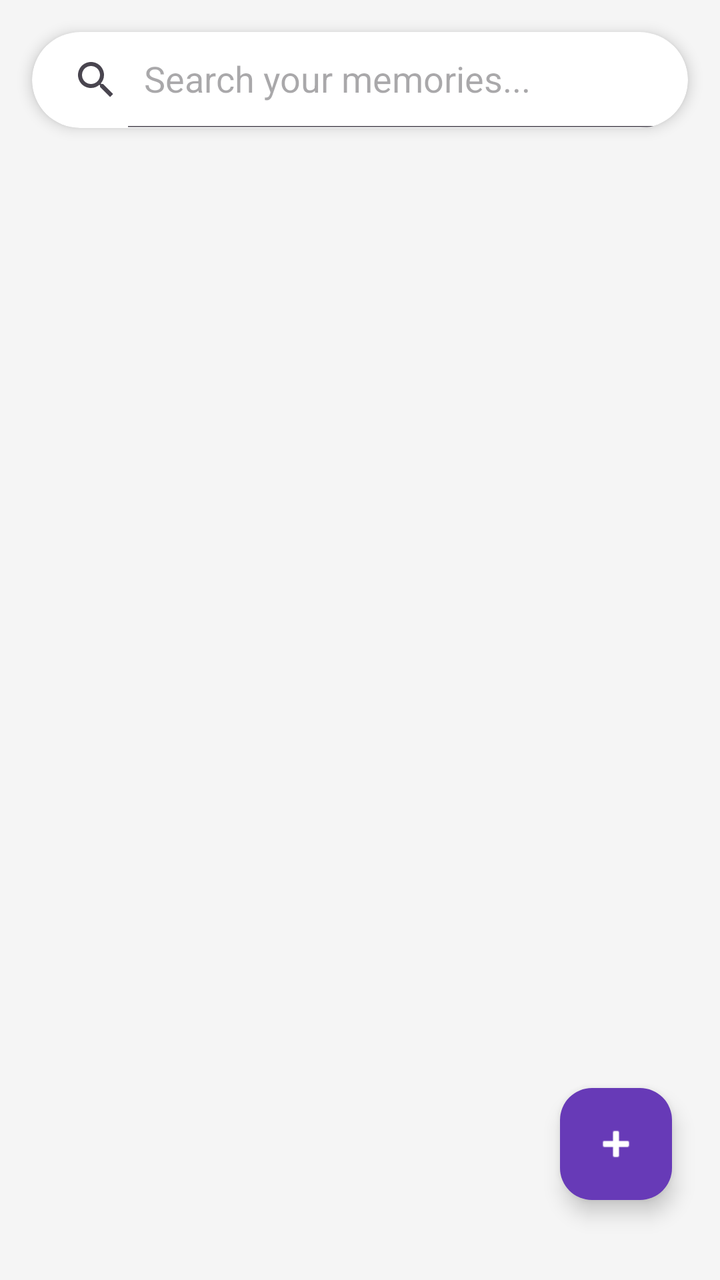
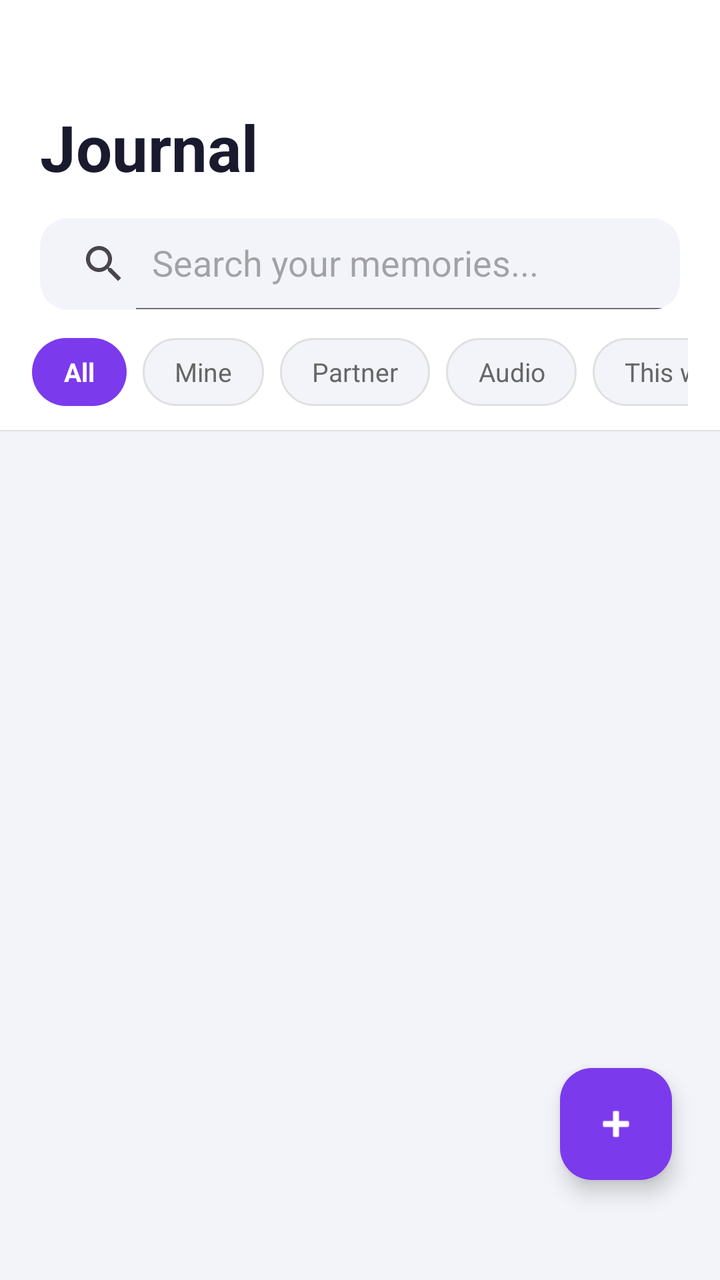

Before-and-after screenshots of an Android layout around one commit, followed by the original layout XML and the change that was made.
<!-- AndroidManifest.xml: application theme Theme.SpiritualTracker -->
<!-- res/layout/activity_journal_list.xml -->
<?xml version="1.0" encoding="utf-8"?>
<androidx.coordinatorlayout.widget.CoordinatorLayout
    xmlns:android="http://schemas.android.com/apk/res/android"
    xmlns:app="http://schemas.android.com/apk/res-auto"
    xmlns:tools="http://schemas.android.com/tools"
    android:layout_width="match_parent"
    android:layout_height="match_parent"
    android:background="#F5F5F5"
    android:fitsSystemWindows="true"
    tools:context=".JournalListActivity">

    <LinearLayout
        android:layout_width="match_parent"
        android:layout_height="match_parent"
        android:orientation="vertical">

        <androidx.cardview.widget.CardView
            android:layout_width="match_parent"
            android:layout_height="wrap_content"
            android:layout_margin="16dp"
            app:cardCornerRadius="24dp"
            app:cardElevation="4dp"
            app:cardBackgroundColor="#FFFFFF">

            <androidx.appcompat.widget.SearchView
                android:id="@+id/searchView"
                android:layout_width="match_parent"
                android:layout_height="wrap_content"
                app:iconifiedByDefault="false"
                app:queryHint="Search your memories..."
                android:background="@android:color/transparent"
                />
        </androidx.cardview.widget.CardView>

        <androidx.recyclerview.widget.RecyclerView
            android:id="@+id/recyclerView"
            android:layout_width="match_parent"
            android:layout_height="match_parent"
            android:paddingStart="16dp"
            android:paddingEnd="16dp"
            android:paddingTop="8dp"
            android:paddingBottom="100dp"
            android:clipToPadding="false"
            tools:listitem="@layout/item_journal_entry" />
    </LinearLayout>

    <com.google.android.material.floatingactionbutton.FloatingActionButton
        android:id="@+id/fabAdd"
        android:layout_width="wrap_content"
        android:layout_height="wrap_content"
        android:layout_gravity="bottom|end"
        android:layout_marginEnd="24dp"
        android:layout_marginBottom="40dp"
        android:src="@android:drawable/ic_input_add"
        app:tint="@android:color/white"
        app:backgroundTint="#673AB7"
        android:contentDescription="Add Entry" />

</androidx.coordinatorlayout.widget.CoordinatorLayout>
<!-- res/layout/item_journal_entry.xml (included above) -->
<?xml version="1.0" encoding="utf-8"?>
<androidx.cardview.widget.CardView
    xmlns:android="http://schemas.android.com/apk/res/android"
    xmlns:app="http://schemas.android.com/apk/res-auto"
    android:layout_width="match_parent"
    android:layout_height="wrap_content"
    android:layout_marginBottom="16dp"
    android:layout_marginStart="4dp"
    android:layout_marginEnd="4dp"
    app:cardBackgroundColor="#FFFFFF"
    app:cardCornerRadius="16dp"
    app:cardElevation="6dp">

    <LinearLayout
        android:layout_width="match_parent"
        android:layout_height="wrap_content"
        android:orientation="vertical"
        android:padding="20dp">

        <LinearLayout
            android:layout_width="match_parent"
            android:layout_height="wrap_content"
            android:orientation="horizontal"
            android:gravity="top">

            <TextView
                android:id="@+id/tvTitle"
                android:layout_width="0dp"
                android:layout_height="wrap_content"
                android:layout_weight="1"
                android:text="Journal Title"
                android:textSize="20sp"
                android:textStyle="bold"
                android:textColor="#000000" />

            <ImageButton
                android:id="@+id/btnPlayAudio"
                android:layout_width="40dp"
                android:layout_height="40dp"
                android:src="@android:drawable/ic_media_play"
                android:background="@drawable/circle_background"
                android:backgroundTint="#ffffff"
                android:tint="#673AB7"
                android:layout_marginStart="8dp"
                android:padding="8dp"
                android:visibility="gone"/>

        </LinearLayout>

        <TextView
            android:id="@+id/tvDate"
            android:layout_width="match_parent"
            android:layout_height="wrap_content"
            android:text="Feb 18, 2026"
            android:textSize="14sp"
            android:textStyle="bold"
            android:textColor="#666666"
            android:layout_marginTop="4dp" />

        <View
            android:layout_width="40dp"
            android:layout_height="2dp"
            android:background="#E0E0E0"
            android:layout_marginTop="12dp"
            android:layout_marginBottom="12dp"/>

        <TextView
            android:id="@+id/tvPreview"
            android:layout_width="match_parent"
            android:layout_height="wrap_content"
            android:text="Preview text..."
            android:textSize="16sp"
            android:textColor="#444444"
            android:maxLines="3"
            android:ellipsize="end"/>

    </LinearLayout>
</androidx.cardview.widget.CardView>
<!-- resources referenced by this layout -->
<resources>
  <!-- drawable circle_background (drawable) -->
  <?xml version="1.0" encoding="utf-8"?>
  <shape xmlns:android="http://schemas.android.com/apk/res/android"
      android:shape="oval">
      <solid android:color="#FFFFFF" />
  </shape>
  <style name="Theme.SpiritualTracker" parent="Base.Theme.SpiritualTracker" />
  <style name="Base.Theme.SpiritualTracker" parent="Theme.Material3.DayNight.NoActionBar">
          
          
      </style>
</resources>

<!-- the commit's change to res/layout/activity_journal_list.xml (unified diff, before → after) -->
@@ -1,138 +1,170 @@
 <?xml version="1.0" encoding="utf-8"?>
-<androidx.coordinatorlayout.widget.CoordinatorLayout
+<LinearLayout
     xmlns:android="http://schemas.android.com/apk/res/android"
     xmlns:app="http://schemas.android.com/apk/res-auto"
-    xmlns:tools="http://schemas.android.com/tools"
     android:layout_width="match_parent"
     android:layout_height="match_parent"
-    android:background="#F5F5F5"
-    android:fitsSystemWindows="true"
-    tools:context=".JournalListActivity">
+    android:orientation="vertical"
+    android:background="#F3F4F9">
 
+    
     <LinearLayout
         android:layout_width="match_parent"
-        android:layout_height="match_parent"
-        android:orientation="vertical">
+        android:layout_height="wrap_content"
+        android:orientation="vertical"
+        android:background="#FFFFFF"
+        android:paddingStart="20dp"
+        android:paddingEnd="20dp"
+        android:paddingTop="52dp"
+        android:paddingBottom="0dp">
 
+        <TextView
+            android:layout_width="wrap_content"
+            android:layout_height="wrap_content"
+            android:text="Journal"
+            android:textColor="#1A1A2E"
+            android:textSize="32sp"
+            android:textStyle="bold"
+            android:layout_marginBottom="14dp"/>
+
+        
         <androidx.cardview.widget.CardView
             android:layout_width="match_parent"
-            android:layout_height="wrap_content"
-            android:layout_margin="16dp"
-            app:cardCornerRadius="24dp"
-            app:cardElevation="4dp"
-            app:cardBackgroundColor="#FFFFFF">
+            android:layout_height="46dp"
+            android:layout_marginBottom="14dp"
+            app:cardCornerRadius="14dp"
+            app:cardElevation="0dp"
+            app:cardBackgroundColor="#F3F4F9">
 
             <androidx.appcompat.widget.SearchView
                 android:id="@+id/searchView"
                 android:layout_width="match_parent"
-                android:layout_height="wrap_content"
+                android:layout_height="match_parent"
                 app:iconifiedByDefault="false"
                 app:queryHint="Search your memories..."
-                android:background="@android:color/transparent"
-                />
+                android:background="@android:color/transparent"/>
         </androidx.cardview.widget.CardView>
+    </LinearLayout>
+
+    
+    <HorizontalScrollView
+        android:layout_width="match_parent"
+        android:layout_height="wrap_content"
+        android:background="#FFFFFF"
+        android:scrollbars="none"
+        android:paddingStart="16dp"
+        android:paddingEnd="16dp"
+        android:paddingBottom="12dp">
+
+        <LinearLayout
+            android:id="@+id/chipGroup"
+            android:layout_width="wrap_content"
+            android:layout_height="wrap_content"
+            android:orientation="horizontal"
+            android:gravity="center_vertical">
+
+            <TextView
+                android:id="@+id/chipAll"
+                android:layout_width="wrap_content"
+                android:layout_height="34dp"
+                android:text="All"
+                android:gravity="center"
+                android:paddingStart="16dp"
+                android:paddingEnd="16dp"
+                android:textSize="13sp"
+                android:textStyle="bold"
+                android:textColor="#FFFFFF"
+                android:background="@drawable/chip_active"
+                android:layout_marginEnd="8dp"/>
+
+            <TextView
+                android:id="@+id/chipMine"
+                android:layout_width="wrap_content"
+                android:layout_height="34dp"
+                android:text="Mine"
+                android:gravity="center"
+                android:paddingStart="16dp"
+                android:paddingEnd="16dp"
+                android:textSize="13sp"
+                android:textColor="#666666"
+                android:background="@drawable/chip_inactive"
+                android:layout_marginEnd="8dp"/>
+
+            <TextView
+                android:id="@+id/chipPartner"
+                android:layout_width="wrap_content"
+                android:layout_height="34dp"
+                android:text="Partner"
+                android:gravity="center"
+                android:paddingStart="16dp"
+                android:paddingEnd="16dp"
+                android:textSize="13sp"
+                android:textColor="#666666"
+                android:background="@drawable/chip_inactive"
+                android:layout_marginEnd="8dp"/>
+
+            <TextView
+                android:id="@+id/chipAudio"
+                android:layout_width="wrap_content"
+                android:layout_height="34dp"
+                android:text="Audio"
+                android:gravity="center"
+                android:paddingStart="16dp"
+                android:paddingEnd="16dp"
+                android:textSize="13sp"
+                android:textColor="#666666"
+                android:background="@drawable/chip_inactive"
+                android:layout_marginEnd="8dp"/>
+
+            <TextView
+                android:id="@+id/chipThisWeek"
+                android:layout_width="wrap_content"
+                android:layout_height="34dp"
+                android:text="This week"
+                android:gravity="center"
+                android:paddingStart="16dp"
+                android:paddingEnd="16dp"
+                android:textSize="13sp"
+                android:textColor="#666666"
+                android:background="@drawable/chip_inactive"/>
+
+        </LinearLayout>
+    </HorizontalScrollView>
+
+    
+    <View
+        android:layout_width="match_parent"
+        android:layout_height="0.5dp"
+        android:background="#E0E0E0"/>
+
+    
+    <FrameLayout
+        android:layout_width="match_parent"
+        android:layout_height="0dp"
+        android:layout_weight="1">
 
         <androidx.recyclerview.widget.RecyclerView
             android:id="@+id/recyclerView"
             android:layout_width="match_parent"
             android:layout_height="match_parent"
-            android:paddingStart="16dp"
-            android:paddingEnd="16dp"
-            android:paddingTop="8dp"
+            android:paddingStart="14dp"
+            android:paddingEnd="14dp"
+            android:paddingTop="12dp"
             android:paddingBottom="100dp"
-            android:clipToPadding="false"
-            tools:listitem="@layout/item_journal_entry" />
-    </LinearLayout>
+            android:clipToPadding="false"/>
 
-    <com.google.android.material.floatingactionbutton.FloatingActionButton
-        android:id="@+id/fabAdd"
-        android:layout_width="wrap_content"
-        android:layout_height="wrap_content"
-        android:layout_gravity="bottom|end"
-        android:layout_marginEnd="24dp"
-        android:layout_marginBottom="40dp"
-        android:src="@android:drawable/ic_input_add"
-        app:tint="@android:color/white"
-        app:backgroundTint="#673AB7"
-        android:contentDescription="Add Entry" />
+        <com.google.android.material.floatingactionbutton.FloatingActionButton
+            android:id="@+id/fabAdd"
+            android:layout_width="wrap_content"
+            android:layout_height="wrap_content"
+            android:layout_gravity="bottom|end"
+            android:layout_marginEnd="24dp"
+            android:layout_marginBottom="50dp"
+            android:src="@android:drawable/ic_input_add"
+            app:tint="@android:color/white"
+            app:backgroundTint="#7C3AED"
+            android:contentDescription="Add Entry"/>
 
-</androidx.coordinatorlayout.widget.CoordinatorLayout>
-<!-- res/layout/item_journal_entry.xml (included above) -->
-<?xml version="1.0" encoding="utf-8"?>
-<androidx.cardview.widget.CardView
-    xmlns:android="http://schemas.android.com/apk/res/android"
-    xmlns:app="http://schemas.android.com/apk/res-auto"
-    android:layout_width="match_parent"
-    android:layout_height="wrap_content"
-    android:layout_marginBottom="16dp"
-    android:layout_marginStart="4dp"
-    android:layout_marginEnd="4dp"
-    app:cardBackgroundColor="#FFFFFF"
-    app:cardCornerRadius="16dp"
-    app:cardElevation="6dp">
+    </FrameLayout>
 
-    <LinearLayout
-        android:layout_width="match_parent"
-        android:layout_height="wrap_content"
-        android:orientation="vertical"
-        android:padding="20dp">
-
-        <LinearLayout
-            android:layout_width="match_parent"
-            android:layout_height="wrap_content"
-            android:orientation="horizontal"
-            android:gravity="top">
-
-            <TextView
-                android:id="@+id/tvTitle"
-                android:layout_width="0dp"
-                android:layout_height="wrap_content"
-                android:layout_weight="1"
-                android:text="Journal Title"
-                android:textSize="20sp"
-                android:textStyle="bold"
-                android:textColor="#000000" />
-
-            <ImageButton
-                android:id="@+id/btnPlayAudio"
-                android:layout_width="40dp"
-                android:layout_height="40dp"
-                android:src="@android:drawable/ic_media_play"
-                android:background="@drawable/circle_background"
-                android:backgroundTint="#ffffff"
-                android:tint="#673AB7"
-                android:layout_marginStart="8dp"
-                android:padding="8dp"
-                android:visibility="gone"/>
-
-        </LinearLayout>
-
-        <TextView
-            android:id="@+id/tvDate"
-            android:layout_width="match_parent"
-            android:layout_height="wrap_content"
-            android:text="Feb 18, 2026"
-            android:textSize="14sp"
-            android:textStyle="bold"
-            android:textColor="#666666"
-            android:layout_marginTop="4dp" />
-
-        <View
-            android:layout_width="40dp"
-            android:layout_height="2dp"
-            android:background="#E0E0E0"
-            android:layout_marginTop="12dp"
-            android:layout_marginBottom="12dp"/>
-
-        <TextView
-            android:id="@+id/tvPreview"
-            android:layout_width="match_parent"
-            android:layout_height="wrap_content"
-            android:text="Preview text..."
-            android:textSize="16sp"
-            android:textColor="#444444"
-            android:maxLines="3"
-            android:ellipsize="end"/>
-
-    </LinearLayout>
-</androidx.cardview.widget.CardView>
+</LinearLayout>
<!-- resource entries referenced after the edit -->
@@ -1,15 +1,27 @@
 <!-- resources referenced by this layout -->
 <resources>
-  <!-- drawable circle_background (drawable) -->
+  <!-- drawable chip_active (drawable) -->
   <?xml version="1.0" encoding="utf-8"?>
   <shape xmlns:android="http://schemas.android.com/apk/res/android"
-      android:shape="oval">
-      <solid android:color="#FFFFFF" />
+      android:shape="rectangle">
+      <solid android:color="#7C3AED"/>
+      <corners android:radius="20dp"/>
+  </shape>
+  <!-- drawable chip_inactive (drawable) -->
+  <?xml version="1.0" encoding="utf-8"?>
+  <shape xmlns:android="http://schemas.android.com/apk/res/android"
+      android:shape="rectangle">
+      <solid android:color="#F3F4F9"/>
+      <stroke android:width="1dp" android:color="#E0E0E0"/>
+      <corners android:radius="20dp"/>
   </shape>
   <style name="Theme.SpiritualTracker" parent="Base.Theme.SpiritualTracker" />
   <style name="Base.Theme.SpiritualTracker" parent="Theme.Material3.DayNight.NoActionBar">
-          
-          
+          <item name="colorPrimary">#7E57C2</item>
+          <item name="colorOnPrimary">#FFFFFF</item>
+          <item name="colorSecondaryContainer">#D1C4E9</item>
+          <item name="colorOnSecondaryContainer">#7E57C2</item>
+          <item name="android:windowBackground">#F3F4F9</item>
       </style>
 </resources>
 
